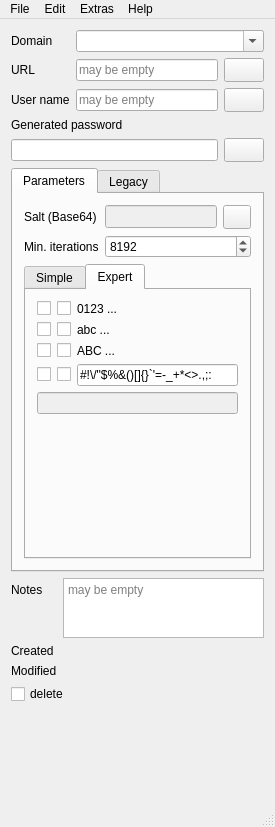
First picture: the form in Qt-SESAM/mainwindow.ui, repository 607011/Qt-SESAM, before the edit.
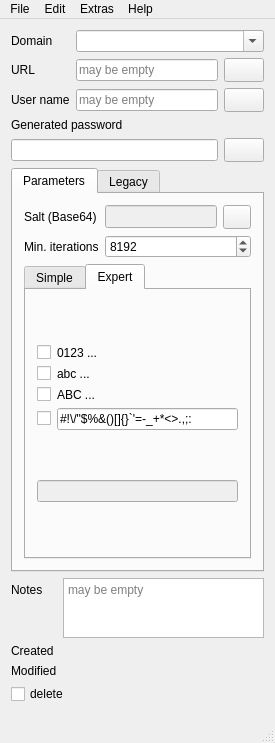
Second picture: the form after the edit. The open tabs and pages were chosen to show the change. Icons and pictures are not drawn.

```diff
--- a/Qt-SESAM/mainwindow.ui
+++ b/Qt-SESAM/mainwindow.ui
@@ -7,7 +7,7 @@
     <x>0</x>
     <y>0</y>
     <width>275</width>
-    <height>827</height>
+    <height>743</height>
    </rect>
   </property>
   <property name="windowTitle">
@@ -359,16 +359,6 @@
               <property name="bottomMargin">
                <number>0</number>
               </property>
-              <item row="5" column="1">
-               <widget class="QCheckBox" name="forceExtraCheckBox">
-                <property name="toolTip">
-                 <string>Force</string>
-                </property>
-                <property name="text">
-                 <string/>
-                </property>
-               </widget>
-              </item>
               <item row="2" column="0">
                <widget class="QCheckBox" name="useLowerCaseCheckBox">
                 <property name="toolTip">
@@ -379,34 +369,14 @@
                 </property>
                </widget>
               </item>
-              <item row="3" column="1">
-               <widget class="QCheckBox" name="forceUpperCaseCheckBox">
-                <property name="toolTip">
-                 <string>Force</string>
-                </property>
-                <property name="text">
-                 <string/>
-                </property>
-               </widget>
-              </item>
               <item row="2" column="1">
-               <widget class="QCheckBox" name="forceLowerCaseCheckBox">
-                <property name="toolTip">
-                 <string>Force</string>
-                </property>
-                <property name="text">
-                 <string/>
-                </property>
-               </widget>
-              </item>
-              <item row="2" column="2">
                <widget class="QLabel" name="label_4">
                 <property name="text">
                  <string>abc ...</string>
                 </property>
                </widget>
               </item>
-              <item row="3" column="2">
+              <item row="3" column="1">
                <widget class="QLabel" name="label_13">
                 <property name="text">
                  <string>ABC ...</string>
@@ -433,14 +403,14 @@
                 </property>
                </widget>
               </item>
-              <item row="5" column="2">
+              <item row="5" column="1">
                <widget class="QLineEdit" name="extraLineEdit">
                 <property name="text">
                  <string>#!\/&quot;$%&amp;()[]{}`'=-_+*&lt;&gt;.,;:</string>
                 </property>
                </widget>
               </item>
-              <item row="1" column="2">
+              <item row="1" column="1">
                <widget class="QLabel" name="label_14">
                 <property name="text">
                  <string>0123 ...</string>
@@ -457,16 +427,6 @@
                 </property>
                </widget>
               </item>
-              <item row="1" column="1">
-               <widget class="QCheckBox" name="forceDigitsCheckBox">
-                <property name="toolTip">
-                 <string>Force</string>
-                </property>
-                <property name="text">
-                 <string/>
-                </property>
-               </widget>
-              </item>
              </layout>
             </item>
             <item>
@@ -476,19 +436,6 @@
               </property>
              </widget>
             </item>
-            <item>
-             <spacer name="verticalSpacer_3">
-              <property name="orientation">
-               <enum>Qt::Vertical</enum>
-              </property>
-              <property name="sizeHint" stdset="0">
-               <size>
-                <width>20</width>
-                <height>40</height>
-               </size>
-              </property>
-             </spacer>
-            </item>
            </layout>
           </widget>
          </widget>
```
Left out of the diff: 8 changed lines with no effect on the pictures.
